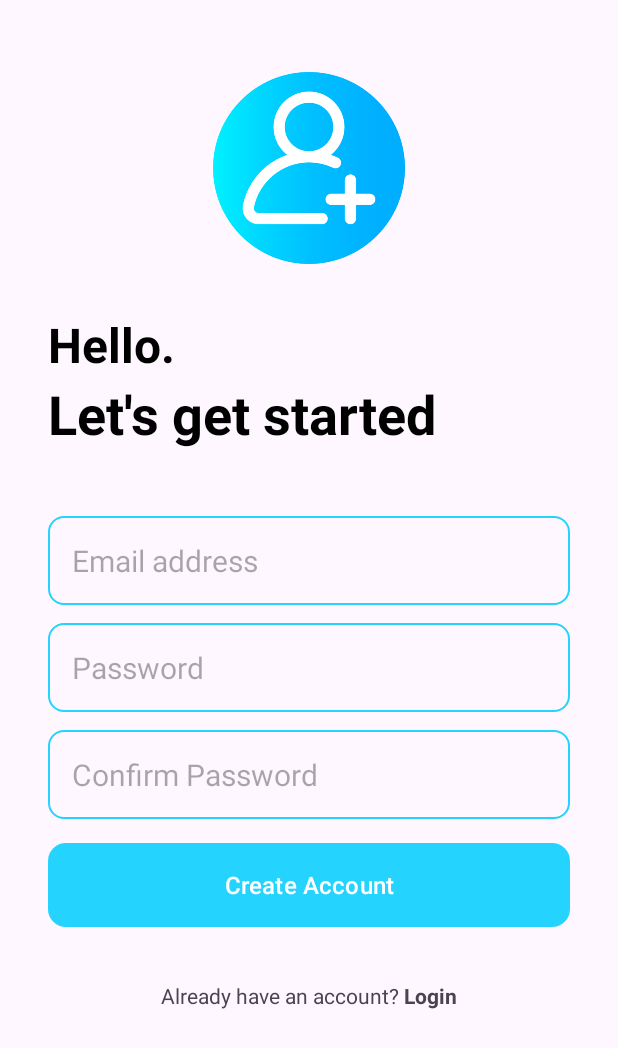
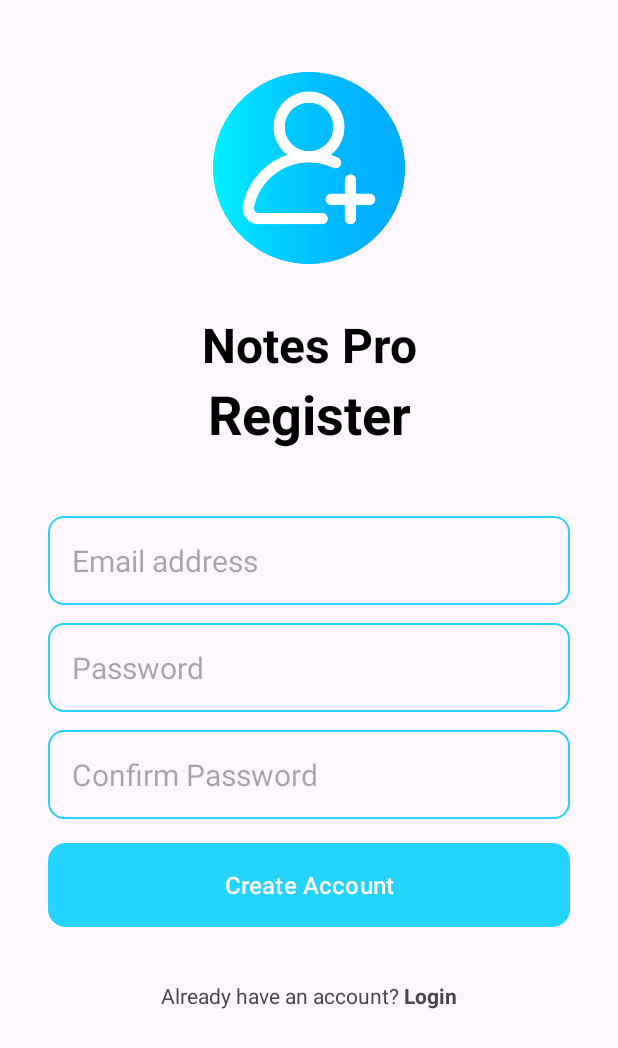
Before and after one commit to DeeAyDan/mobil_alkfejl_projekt_notepro, an Android app: the RegisterActivity screen opened directly, with no data from a screen before it, on a phone screen of 412 x 824 dp. Shown: the top 1048 px of the screen. Run offline under Robolectric (Android 15) with nearby library versions, the phone set to English and light mode, and no system bars; our stand-ins replace Firebase (no records; nobody signed in at launch, a user with empty details on screens opened directly).

Commit message:
Last fix xD

```diff
--- a/app/src/main/res/layout/activity_register.xml
+++ b/app/src/main/res/layout/activity_register.xml
@@ -26,18 +26,20 @@
         <TextView
             android:layout_width="match_parent"
             android:layout_height="wrap_content"
-            android:text="Hello."
-            android:textStyle="bold"
+            android:gravity="center"
+            android:text="Notes Pro"
+            android:textColor="@color/black"
             android:textSize="32sp"
-            android:textColor="@color/black"/>
+            android:textStyle="bold" />
 
         <TextView
             android:layout_width="match_parent"
             android:layout_height="wrap_content"
-            android:text="Let's get started"
-            android:textStyle="bold"
+            android:gravity="center"
+            android:text="Register"
+            android:textColor="@color/black"
             android:textSize="36sp"
-            android:textColor="@color/black"/>
+            android:textStyle="bold" />
 
     </LinearLayout>
 
@@ -113,12 +115,13 @@
                 android:layout_width="wrap_content"
                 android:layout_height="wrap_content"
                 android:text="Already have an account? "/>
+
             <TextView
+                android:id="@+id/login_text_view_button"
                 android:layout_width="wrap_content"
-                android:layout_height="wrap_content"
-                android:textStyle="bold"
-                android:id="@+id/login_text_view_button"
-                android:text="Login"/>
+                android:layout_height="match_parent"
+                android:text="Login"
+                android:textStyle="bold" />
 
         </LinearLayout>
 
```
Also changed, not shown: app/src/main/res/layout/activity_login.xml (+8 -6 lines).
